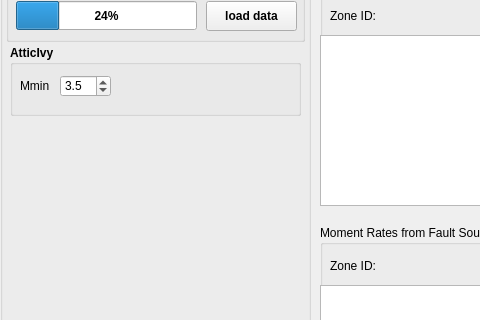
The window that mt_seismicsource/ui_seismicsource.ui (feuchner/seismicsource-toolkit) describes before a commit, drawn with Qt 5; both pictures show x 0 to 480 and y 275 to 595 of the 816 by 720 pixel window.
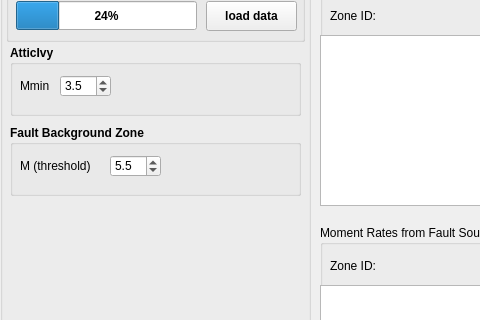
The same window after the commit.

Commit message: let user modify threshold magnitude in fault background zone

What changed in the file:
```diff
--- a/mt_seismicsource/ui_seismicsource.ui
+++ b/mt_seismicsource/ui_seismicsource.ui
@@ -373,6 +373,69 @@
       </property>
      </widget>
     </widget>
+    <widget class="QGroupBox" name="groupBoxFaultBackgroundZone">
+     <property name="geometry">
+      <rect>
+       <x>10</x>
+       <y>390</y>
+       <width>291</width>
+       <height>71</height>
+      </rect>
+     </property>
+     <property name="font">
+      <font>
+       <weight>75</weight>
+       <bold>true</bold>
+      </font>
+     </property>
+     <property name="title">
+      <string>Fault Background Zone</string>
+     </property>
+     <widget class="QLabel" name="labelSpinboxFBZMThres">
+      <property name="geometry">
+       <rect>
+        <x>10</x>
+        <y>30</y>
+        <width>81</width>
+        <height>21</height>
+       </rect>
+      </property>
+      <property name="font">
+       <font>
+        <weight>50</weight>
+        <bold>false</bold>
+       </font>
+      </property>
+      <property name="text">
+       <string>M (threshold)</string>
+      </property>
+     </widget>
+     <widget class="QDoubleSpinBox" name="spinboxFBZMThres">
+      <property name="geometry">
+       <rect>
+        <x>100</x>
+        <y>30</y>
+        <width>51</width>
+        <height>22</height>
+       </rect>
+      </property>
+      <property name="font">
+       <font>
+        <weight>50</weight>
+        <bold>false</bold>
+       </font>
+      </property>
+      <property name="decimals">
+       <number>1</number>
+      </property>
+      <property name="singleStep">
+       <double>0.100000000000000</double>
+      </property>
+      <property name="value">
+       <double>5.500000000000000</double>
+      </property>
+     </widget>
+    </widget>
    </widget>
   </widget>
   <widget class="QWidget" name="widgetMomentRateArea" native="true">
```
The commit also changes 2 other files.
